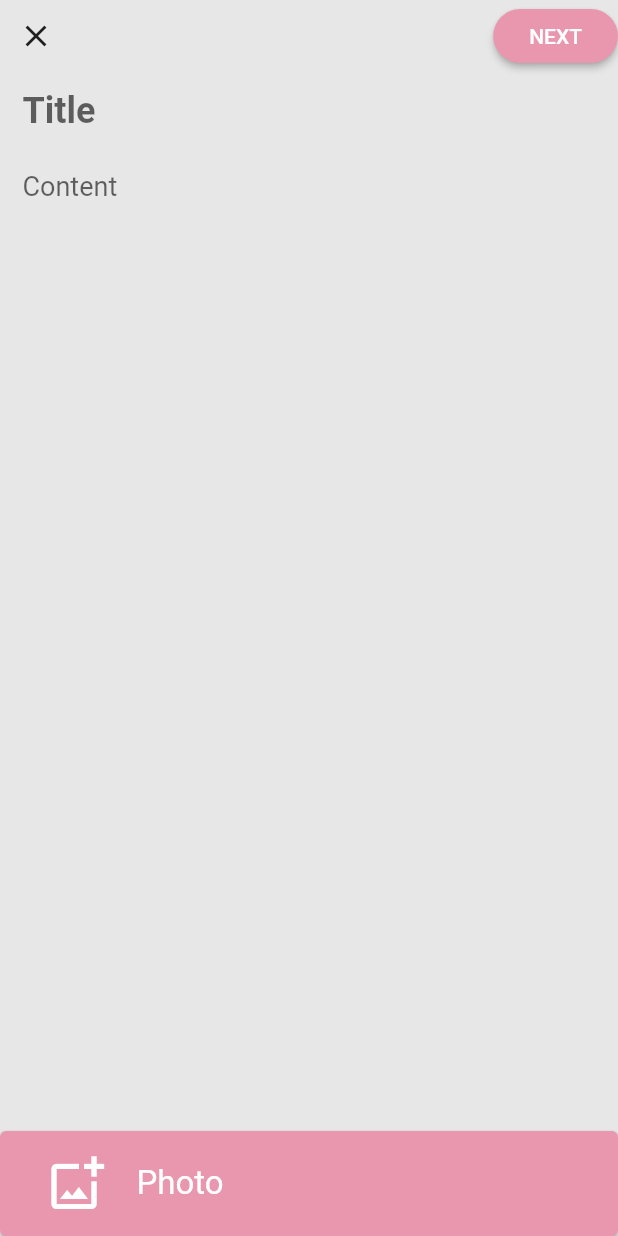
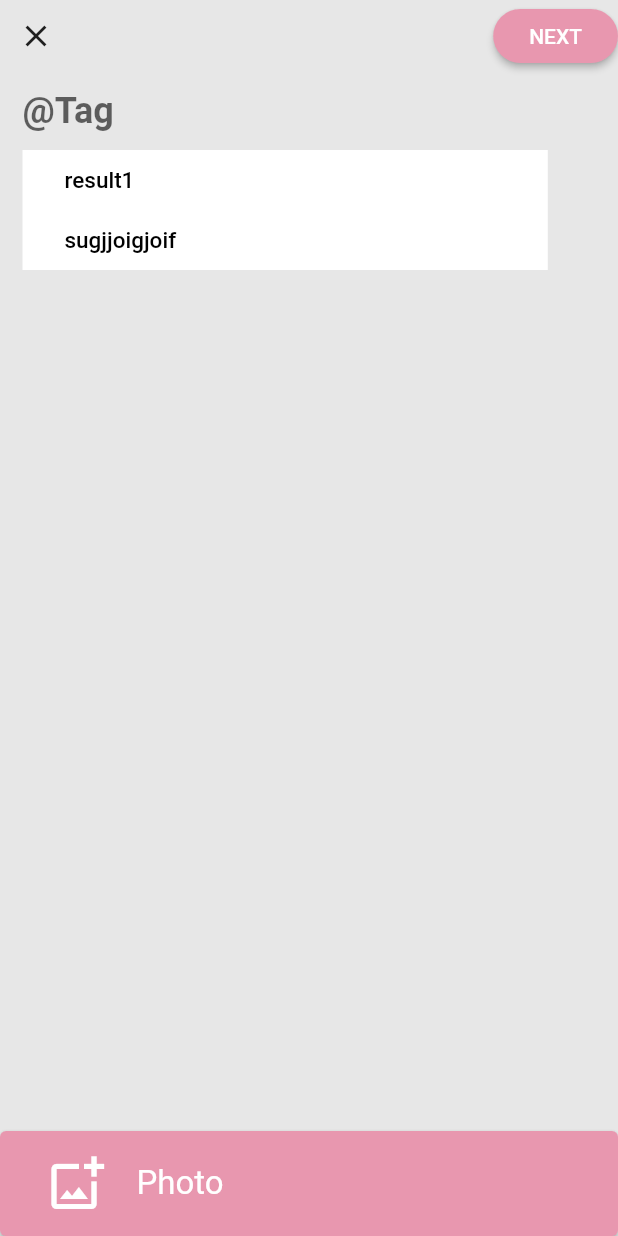
Before and after one commit to Thinc-Cu-Stack-Exchange/cu_problem_exchange, a Flutter app: the Create screen opened by its route, on a phone screen of 412 x 824 dp. Run offline on Flutter 3.47's test engine with Material 2 defaults, Android fonts, the phone set to English and light mode, and no system bars; our stand-ins replace carousel_slider, get, image_picker, photo_view; missing offline and left inert: colorful_safe_area.

Commit message:
add result searched tag in create page

```diff
--- a/lib/main.dart
+++ b/lib/main.dart
@@ -30,7 +30,7 @@ void main() => runApp(GetMaterialApp(
             binding: HomeBindings()),
         GetPage(
             name: RouteNames.create,
-            page: () => const Create(),
+            page: () => Create(),
             binding: CreateBindings()),
         GetPage(
             name: RouteNames.find, page: () => Find(), binding: FindBindings()),
--- a/lib/page/create.dart
+++ b/lib/page/create.dart
@@ -8,7 +8,8 @@ import '../route_names.dart';
 import '../widget/images_view.dart';
 
 class Create extends GetView<CreateController> {
-  const Create({super.key});
+  bool showSearchResult = true;
+  Create({super.key});
 
   @override
   Widget build(BuildContext context) {
@@ -20,10 +21,12 @@ class Create extends GetView<CreateController> {
             Row(
               mainAxisAlignment: MainAxisAlignment.spaceBetween,
               children: [
+                // Clost Icon
                 IconButton(
                   icon: const Icon(Icons.close),
                   onPressed: controller.closePressed,
                 ),
+                // Next Button
                 ElevatedButton(
                   style: ElevatedButton.styleFrom(
                       padding: const EdgeInsets.symmetric(horizontal: 24),
@@ -41,16 +44,38 @@ class Create extends GetView<CreateController> {
                     child: ListView(
                       padding: const EdgeInsets.only(bottom: 10),
                       children: [
+                        // @Tag
+                        TextField(
+                          controller: controller.tagController,
+                          style: const TextStyle(
+                              fontSize: 24, fontWeight: FontWeight.bold),
+                          decoration: const InputDecoration(
+                            border: InputBorder.none,
+                            hintText: '@Tag',
+                          ),
+                          maxLines: 1,
+                          // onTap: () {
+                          //   showSearchResult = true;
+                          // },
+                        ),
+
+                        // Title
+                        Stack(
+                          children: [
+                            Column(
+                              children: [
                                 TextField(
                                   controller: controller.titleController,
                                   style: const TextStyle(
-                              fontSize: 24, fontWeight: FontWeight.bold),
+                                      fontSize: 21, fontWeight: FontWeight.bold),
                                   decoration: const InputDecoration(
                                     border: InputBorder.none,
                                     hintText: 'Title',
                                   ),
                                   maxLines: null,
                                 ),
+
+                                // Text
                                 TextField(
                                   controller: controller.contentController,
                                   style: const TextStyle(
@@ -62,9 +87,24 @@ class Create extends GetView<CreateController> {
                                   maxLines: null,
                                   keyboardType: TextInputType.multiline,
                                 ),
+
+                                // Image
                                 ImagesView(
                                   imageList: controller.imageList,
                                   backgroundColor: context.theme.backgroundColor,
+                                ),
+                              ],
+                            ),
+                            (showSearchResult) ? Column(
+                              crossAxisAlignment: CrossAxisAlignment.start,
+                              children: [
+                                CreateSearchResult(result: "result1"),
+                                CreateSearchResult(result: "sugjjoigjoif"),
+                              ],
+                            ) : Container()
+
+
+                          ],
                         ),
                       ],
                     ))),
@@ -94,12 +134,14 @@ class Create extends GetView<CreateController> {
   }
 }
 
+
+
 class CreateController extends GetxController {
   final imageList = RxList<FileImage>();
 
   final titleController = TextEditingController();
   final contentController = TextEditingController();
-
+  final tagController = TextEditingController();
   final bottomSheet = const ImagePickerBottomSheet();
 
   void closePressed() {
@@ -127,10 +169,16 @@ class CreateController extends GetxController {
 
   @override
   void onClose() {
+    tagController.dispose();
     titleController.dispose();
     contentController.dispose();
     super.onClose();
   }
+
+  void editTag({required String result}) {
+    tagController.text = result;
+  }
+
 }
 
 class CreateBindings implements Bindings {
@@ -173,3 +221,37 @@ class ImagePickerBottomSheet extends StatelessWidget {
         ));
   }
 }
+
+class CreateSearchResult extends StatelessWidget {
+  final String result;
+  CreateSearchResult({
+    super.key,
+    required this.result,
+  });
+
+  @override
+  Widget build(BuildContext context) {
+    return Container(
+      color: Colors.white,
+      child: SizedBox(
+        height: 40,
+        width: context.width*0.85,
+        child: TextButton(
+            onPressed: () => Get.find<CreateController>().editTag(result: result) ,
+            child: Container(
+              alignment: Alignment.centerLeft,
+              padding: EdgeInsets.symmetric(horizontal: 20),
+              child: Text(
+                result,
+                style: TextStyle(
+                    fontSize: 15,
+                    color: Colors.black
+                ),
+                maxLines: 1,
+              ),
+            )
+        ),
+      ),
+    );
+  }
+}
```
Lines whose indentation alone changed are shown as unchanged.
